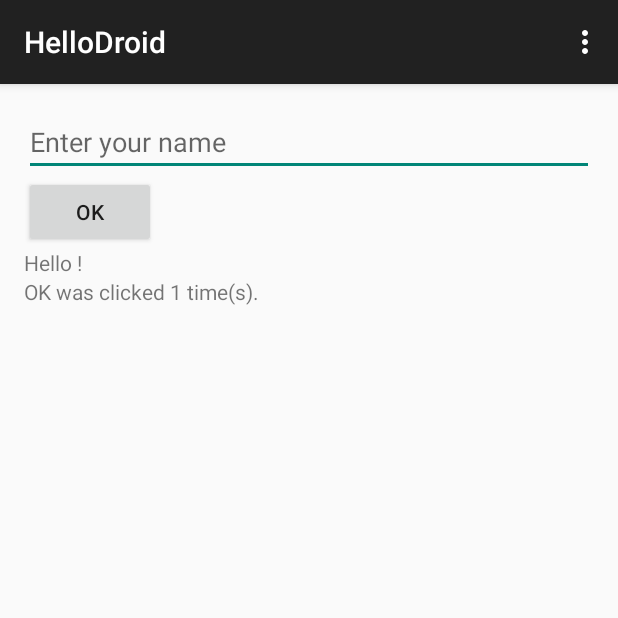
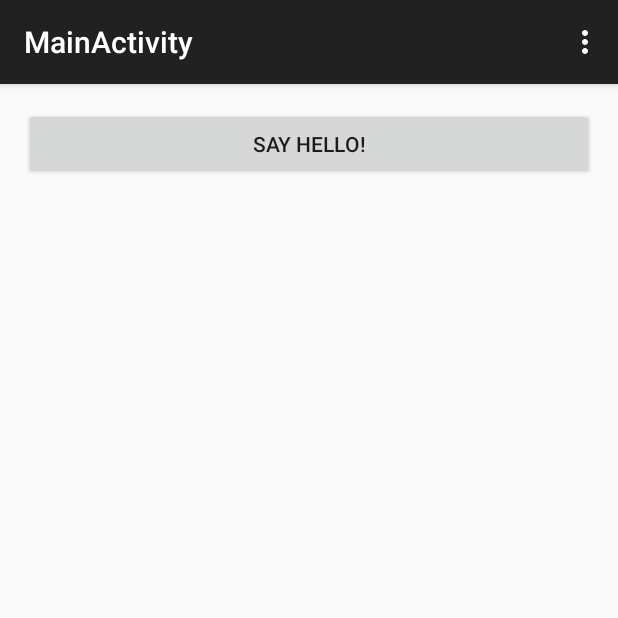
Before and after one commit to learndroid/hellodroid, an Android app: the screen it shows after launch (HelloActivity before the commit, MainActivity after it), in the options menu, after a tap on "Settings", on a phone screen of 412 x 824 dp, the top half of it. Run offline under Robolectric (Android 15) with nearby library versions, the phone set to English and light mode, and no system bars.

Commit message:
Added launcher activity MainActivity to demonstrate transfer of information between activities

```diff
--- a/app/src/main/AndroidManifest.xml
+++ b/app/src/main/AndroidManifest.xml
@@ -8,13 +8,16 @@
         android:label="@string/app_name"
         android:theme="@style/AppTheme" >
         <activity
+            android:name=".MainActivity"
+            android:label="@string/title_activity_main" >
+            <intent-filter>
+                <action android:name="android.intent.action.MAIN" />
+                <category android:name="android.intent.category.LAUNCHER" />
+            </intent-filter>
+        </activity>
+        <activity
             android:name=".HelloActivity"
             android:label="@string/app_name" >
-            <intent-filter>
-                <action android:name="android.intent.action.MAIN" />
-
-                <category android:name="android.intent.category.LAUNCHER" />
-            </intent-filter>
         </activity>
     </application>
 
--- a/app/src/main/java/net/learndroid/hellodroid/HelloActivity.java
+++ b/app/src/main/java/net/learndroid/hellodroid/HelloActivity.java
@@ -1,5 +1,7 @@
 package net.learndroid.hellodroid;
 
+import android.content.Context;
+import android.content.Intent;
 import android.os.Bundle;
 import android.support.annotation.NonNull;
 import android.support.v7.app.AppCompatActivity;
@@ -18,6 +20,10 @@ public class HelloActivity extends AppCompatActivity {
     private static final String HELLO_WORLD_TEXT_STATE_KEY = TAG + ".HELLO_WORLD_TEXT_STATE_KEY";
     private static final String OK_CLICK_COUNT_STATE_KEY = TAG + ".OK_CLICK_COUNT_STATE_KEY";
     private static final String OK_CLICK_COUNT_TEXT_STATE_KEY = TAG + ".OK_CLICK_COUNT_TEXT_STATE_KEY";
+    private static final String TITLE_EXTRA_KEY = TAG + ".TITLE_EXTRA_KEY";
+    private static final String OK_CLICK_COUNT_RESULT_KEY = TAG + ".OK_CLICK_COUNT_RESULT_KEY";
+    /** Returned from {@link #okClickCountForResult(int, Intent)} if result does not contain the count. */
+    public static final int NO_OK_CLICK_COUNT = -1;
 
     // Attributes
     //--------------------------------------------------------------------------
@@ -28,6 +34,23 @@ public class HelloActivity extends AppCompatActivity {
     private TextView helloWorldTextView;
     private TextView okClickCountTextView;
 
+    // Static methods
+    //--------------------------------------------------------------------------
+    public static Intent newStartIntent(@NonNull final Context context, final String title) {
+        if (BuildConfig.DEBUG) Log.d(TAG, "newStartIntent()");
+        final Intent intent = new Intent(context, HelloActivity.class);
+        intent.putExtra(TITLE_EXTRA_KEY, title);
+        return intent;
+    }
+
+    public static int okClickCountForResult(final int resultCode, final Intent data) {
+        if (BuildConfig.DEBUG) Log.v(TAG, "okClickCountForResult()");
+        if (resultCode != RESULT_OK || data == null || data.getExtras() == null) {
+            return NO_OK_CLICK_COUNT;
+        }
+        return data.getExtras().getInt(OK_CLICK_COUNT_RESULT_KEY, NO_OK_CLICK_COUNT);
+    }
+
     // Life-cycle
     //--------------------------------------------------------------------------
     @Override
@@ -36,12 +59,23 @@ public class HelloActivity extends AppCompatActivity {
         if (BuildConfig.DEBUG) Log.d(TAG, "onCreate()");
         this.setContentView(R.layout.activity_hello);
         this.findViews();
+        if (this.getIntent().getExtras() != null) {
+            this.readExtras(this.getIntent().getExtras());
+        }
         if (savedInstanceState != null) {
             this.restoreInstanceState(savedInstanceState);
         }
     }
 
+    private void readExtras(@NonNull final Bundle extras) {
+        if (BuildConfig.DEBUG) Log.v(TAG, "readExtras()");
+        if (extras.containsKey(TITLE_EXTRA_KEY)) {
+            this.setTitle(extras.getString(TITLE_EXTRA_KEY));
+        }
+    }
+
     private void findViews() {
+        if (BuildConfig.DEBUG) Log.v(TAG, "findViews()");
         this.nameEditText = (EditText) this.findViewById(R.id.nameEditText);
         this.okButton = (Button) this.findViewById(R.id.okButton);
         this.helloWorldTextView = (TextView) this.findViewById(R.id.helloWorldTextView);
@@ -49,6 +83,7 @@ public class HelloActivity extends AppCompatActivity {
     }
 
     private void restoreInstanceState(@NonNull final Bundle savedInstanceState) {
+        if (BuildConfig.DEBUG) Log.v(TAG, "restoreInstanceState()");
         this.helloWorldTextView.setText(savedInstanceState.getString(HELLO_WORLD_TEXT_STATE_KEY));
         this.okClickCount = savedInstanceState.getInt(OK_CLICK_COUNT_STATE_KEY);
         this.okClickCountTextView.setText(savedInstanceState.getString(OK_CLICK_COUNT_TEXT_STATE_KEY));
@@ -56,14 +91,9 @@ public class HelloActivity extends AppCompatActivity {
 
     @Override
     public boolean onCreateOptionsMenu(Menu menu) {
+        if (BuildConfig.DEBUG) Log.d(TAG, "onCreateOptionsMenu()");
         this.getMenuInflater().inflate(R.menu.menu_home, menu);
         return true;
-    }
-
-    @Override
-    protected void onStart() {
-        super.onStart();
-        if (BuildConfig.DEBUG) Log.d(TAG, "onStart()");
     }
 
     @Override
@@ -94,22 +124,14 @@ public class HelloActivity extends AppCompatActivity {
         outState.putString(OK_CLICK_COUNT_TEXT_STATE_KEY, this.okClickCountTextView.getText().toString());
     }
 
-    @Override
-    protected void onStop() {
-        super.onStop();
-        if (BuildConfig.DEBUG) Log.d(TAG, "onStop()");
-    }
-
-    @Override
-    protected void onDestroy() {
-        super.onDestroy();
-        if (BuildConfig.DEBUG) Log.d(TAG, "onDestroy()");
-    }
-
     // UI events
     //--------------------------------------------------------------------------
     private void onOkButtonClicked() {
+        if (BuildConfig.DEBUG) Log.d(TAG, "onOkButtonClicked()");
         this.okClickCount++;
+        this.setResult(
+                RESULT_OK,
+                new Intent().putExtra(OK_CLICK_COUNT_RESULT_KEY, this.okClickCount));
         this.helloWorldTextView.setText(this.getString(
                 R.string.hello_format,
                 this.nameEditText.getText().toString())
@@ -123,6 +145,7 @@ public class HelloActivity extends AppCompatActivity {
 
     @Override
     public boolean onOptionsItemSelected(MenuItem item) {
+        if (BuildConfig.DEBUG) Log.d(TAG, "onOptionsItemSelected()");
         int id = item.getItemId();
 
         //noinspection SimplifiableIfStatement
--- /dev/null
+++ b/app/src/main/java/net/learndroid/hellodroid/MainActivity.java
@@ -0,0 +1,108 @@
+package net.learndroid.hellodroid;
+
+import android.content.Intent;
+import android.support.v7.app.AppCompatActivity;
+import android.os.Bundle;
+import android.util.Log;
+import android.view.Menu;
+import android.view.MenuItem;
+import android.view.View;
+import android.widget.Button;
+import android.widget.Toast;
+
+public class MainActivity extends AppCompatActivity {
+    // Constants
+    //--------------------------------------------------------------------------
+    private static final String TAG = MainActivity.class.getName();
+    private static final int SAY_HELLO_REQUEST_CODE = 42;
+
+    // Attributes
+    //--------------------------------------------------------------------------
+    private Button sayHelloButton;
+
+    // Life-cycle
+    //--------------------------------------------------------------------------
+    @Override
+    protected void onCreate(Bundle savedInstanceState) {
+        super.onCreate(savedInstanceState);
+        if (BuildConfig.DEBUG) Log.d(TAG, "onCreate()");
+        this.setContentView(R.layout.activity_main);
+        this.findViews();
+    }
+
+    private void findViews() {
+        if (BuildConfig.DEBUG) Log.v(TAG, "findViews()");
+        this.sayHelloButton = (Button) this.findViewById(R.id.sayHelloButton);
+    }
+
+    @Override
+    public boolean onCreateOptionsMenu(Menu menu) {
+        if (BuildConfig.DEBUG) Log.d(TAG, "onCreateOptionsMenu()");
+        getMenuInflater().inflate(R.menu.menu_main, menu);
+        return true;
+    }
+
+    @Override
+    protected void onResume() {
+        super.onResume();
+        if (BuildConfig.DEBUG) Log.d(TAG, "onResume()");
+        this.sayHelloButton.setOnClickListener(new View.OnClickListener() {
+            @Override
+            public void onClick(View v) {
+                MainActivity.this.onSayHelloButtonClicked();
+            }
+        });
+    }
+
+    @Override
+    protected void onActivityResult(int requestCode, int resultCode, Intent data) {
+        super.onActivityResult(requestCode, resultCode, data);
+        if (BuildConfig.DEBUG) Log.d(TAG, "onActivityResult()");
+        if (requestCode == SAY_HELLO_REQUEST_CODE) {
+            this.handleSayHelloRequest(resultCode, data);
+        }
+    }
+
+    private void handleSayHelloRequest(int resultCode, Intent data) {
+        if (BuildConfig.DEBUG) Log.d(TAG, "handleSayHelloRequest()");
+        final int okClickCount = HelloActivity.okClickCountForResult(resultCode, data);
+        if (okClickCount == HelloActivity.NO_OK_CLICK_COUNT) {
+            return;
+        }
+        Toast.makeText(
+                this,
+                this.getString(R.string.ok_click_count_format, okClickCount),
+                Toast.LENGTH_LONG)
+                .show();
+    }
+
+    @Override
+    protected void onPause() {
+        super.onPause();
+        if (BuildConfig.DEBUG) Log.d(TAG, "onPause()");
+        this.sayHelloButton.setOnClickListener(null);
+    }
+
+    // UI events
+    //--------------------------------------------------------------------------
+    private void onSayHelloButtonClicked() {
+        if (BuildConfig.DEBUG) Log.d(TAG, "onSayHelloButtonClicked()");
+        this.startActivityForResult(
+                HelloActivity.newStartIntent(this, this.getString(R.string.say_hello)),
+                SAY_HELLO_REQUEST_CODE
+        );
+    }
+
+    @Override
+    public boolean onOptionsItemSelected(MenuItem item) {
+        if (BuildConfig.DEBUG) Log.d(TAG, "onOptionsItemSelected()");
+        int id = item.getItemId();
+
+        //noinspection SimplifiableIfStatement
+        if (id == R.id.action_settings) {
+            return true;
+        }
+
+        return super.onOptionsItemSelected(item);
+    }
+}
--- /dev/null
+++ b/app/src/main/res/layout/activity_main.xml
@@ -0,0 +1,15 @@
+<RelativeLayout xmlns:android="http://schemas.android.com/apk/res/android"
+    xmlns:tools="http://schemas.android.com/tools" android:layout_width="match_parent"
+    android:layout_height="match_parent" android:paddingLeft="@dimen/activity_horizontal_margin"
+    android:paddingRight="@dimen/activity_horizontal_margin"
+    android:paddingTop="@dimen/activity_vertical_margin"
+    android:paddingBottom="@dimen/activity_vertical_margin"
+    tools:context="net.learndroid.hellodroid.MainActivity">
+
+    <Button
+        android:id="@+id/sayHelloButton"
+        android:text="@string/say_hello"
+        android:layout_width="match_parent"
+        android:layout_height="wrap_content" />
+
+</RelativeLayout>
--- /dev/null
+++ b/app/src/main/res/menu/menu_main.xml
@@ -0,0 +1,7 @@
+<menu xmlns:android="http://schemas.android.com/apk/res/android"
+    xmlns:app="http://schemas.android.com/apk/res-auto"
+    xmlns:tools="http://schemas.android.com/tools"
+    tools:context="net.learndroid.hellodroid.MainActivity">
+    <item android:id="@+id/action_settings" android:title="@string/action_settings"
+        android:orderInCategory="100" app:showAsAction="never" />
+</menu>
--- a/app/src/main/res/values/strings.xml
+++ b/app/src/main/res/values/strings.xml
@@ -6,4 +6,6 @@
     <string name="ok_click_count_format">OK was clicked %d time(s).</string>
     <string name="action_settings">Settings</string>
     <string name="enter_your_name">Enter your name</string>
+    <string name="title_activity_main">MainActivity</string>
+    <string name="say_hello">Say hello!</string>
 </resources>
```
Also changed, not shown: 1 other file.
